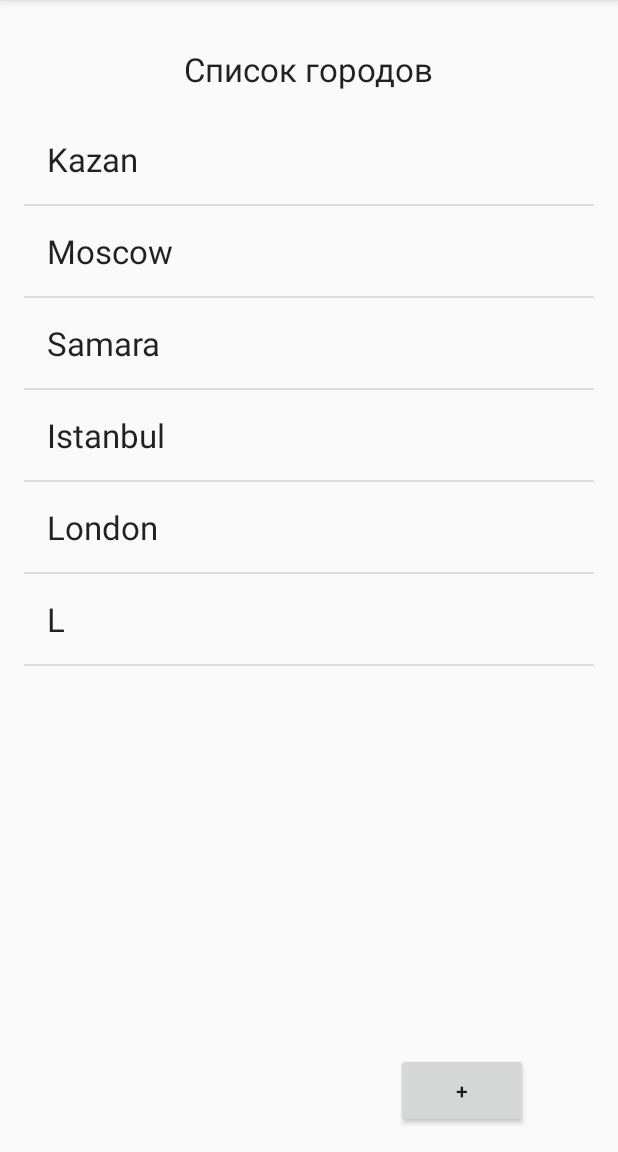
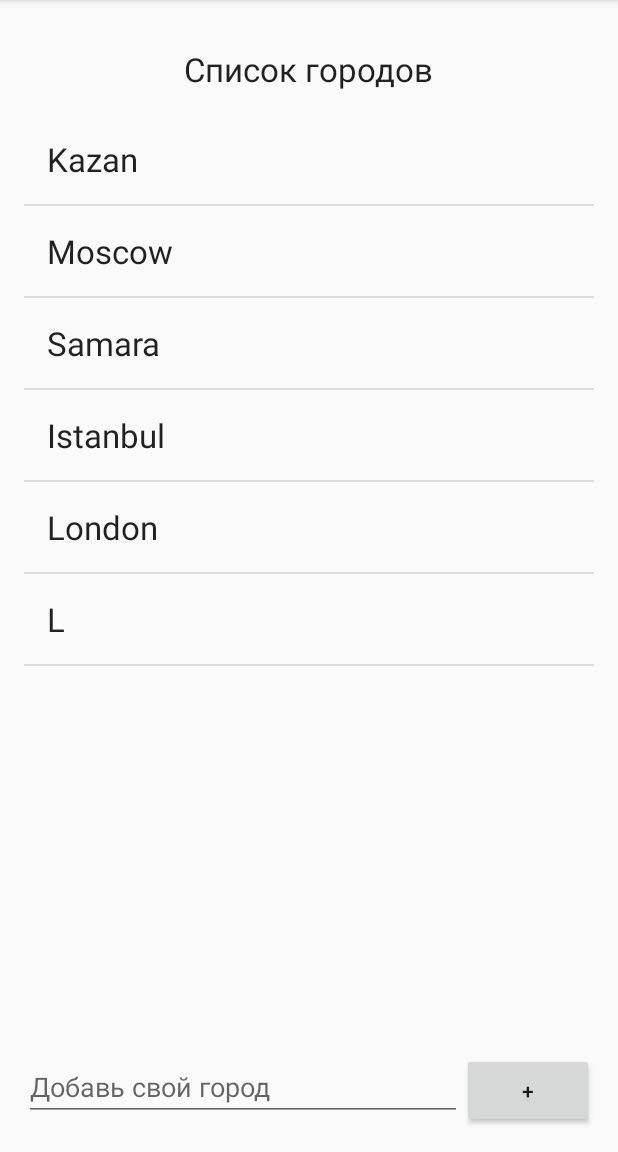
Before and after one commit to kaefik/an-wether-prj, an Android app: the screen it shows after launch (MainActivity), on a phone screen of 412 x 824 dp, the part 84-1236 px from its top. Run offline under Robolectric (Android 15) with nearby library versions, the phone set to English and light mode, and no system bars.

Commit message:
add func onClickAddCity

```diff
--- a/app/src/main/java/ru/kaefik/isaifutdinov/an_wether_prj/MainActivity.java
+++ b/app/src/main/java/ru/kaefik/isaifutdinov/an_wether_prj/MainActivity.java
@@ -7,9 +7,12 @@ import android.os.Bundle;
 import android.support.v7.app.AppCompatActivity;
 import android.view.View;
 import android.widget.AdapterView;
+import android.widget.EditText;
 import android.widget.ListView;
 import android.widget.TextView;
 import android.widget.Toast;
+
+import org.w3c.dom.Text;
 
 import java.util.ArrayList;
 import java.util.List;
@@ -23,6 +26,7 @@ public class MainActivity extends AppCompatActivity {
 
     private ListView nameCity;
     private TextView myText;
+    private EditText editTextAddNewCity;
     private String MY_APPID; // уникальный ключ для доступа к сервису OpenWeatherMap
     List<CityModel> listDataCity; // данные прогноза погоды
 
@@ -42,6 +46,7 @@ public class MainActivity extends AppCompatActivity {
         setContentView(R.layout.activity_main);
 
         nameCity = (ListView) findViewById(R.id.listView);
+        editTextAddNewCity = (EditText) findViewById(R.id.editTextAddNewCity);
         setMY_APPID("9a4be4eeb7de3b88211989559a0849f7");
         if (listDataCity == null) {
             listDataCity = new ArrayList<CityModel>();
@@ -116,13 +121,17 @@ public class MainActivity extends AppCompatActivity {
 
     // добавления нового города
     public void onClickAddCity(View v) {
+        String newCity = editTextAddNewCity.getText().toString();
+        // СЮДА ДОБАВИТЬ ПРОВЕРКИ ВВОДА НАЗВАНИЯ ГОРОДА
+        listDataCity.add(new CityModel(newCity));
+        Toast.makeText(getApplicationContext(), "Добален новый город: "+ newCity, Toast.LENGTH_SHORT).show();
+        editTextAddNewCity.setText("");
 
     }
 
     @Override
     public void onBackPressed() {
         openQuitDialog();
-
     }
 
     private void openQuitDialog() {
--- a/app/src/main/res/layout/activity_main.xml
+++ b/app/src/main/res/layout/activity_main.xml
@@ -8,7 +8,8 @@
     android:paddingLeft="@dimen/activity_horizontal_margin"
     android:paddingRight="@dimen/activity_horizontal_margin"
     android:paddingTop="@dimen/activity_vertical_margin"
-    tools:context="ru.kaefik.isaifutdinov.an_wether_prj.MainActivity">
+    tools:context="ru.kaefik.isaifutdinov.an_wether_prj.MainActivity"
+    android:id="@+id/в">
 
     <ListView
         android:layout_width="wrap_content"
@@ -29,8 +30,6 @@
         android:id="@+id/button"
         android:padding="15dp"
         android:onClick="onClickAddCity"
-        android:layout_marginRight="44dp"
-        android:layout_marginEnd="44dp"
         android:layout_alignParentBottom="true"
         android:layout_alignRight="@+id/listView"
         android:layout_alignEnd="@+id/listView" />
@@ -44,4 +43,14 @@
         android:layout_alignParentTop="true"
         android:layout_centerHorizontal="true"
         android:padding="15dp" />
+
+    <EditText
+        android:layout_width="wrap_content"
+        android:layout_height="wrap_content"
+        android:id="@+id/editTextAddNewCity"
+        android:layout_below="@+id/listView"
+        android:layout_toLeftOf="@+id/button"
+        android:layout_alignParentLeft="true"
+        android:layout_alignParentStart="true"
+        android:hint="Добавь свой город" />
 </RelativeLayout>
```
Also changed, not shown: app/src/main/java/ru/kaefik/isaifutdinov/an_wether_prj/utils/Utils.java (+11 -0 lines), 1 other file.
